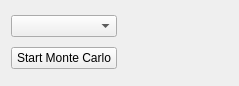
Old version of the form ui_monte_carlo_widget.ui in the repository TheJRapp/PeriphNeuronStim.
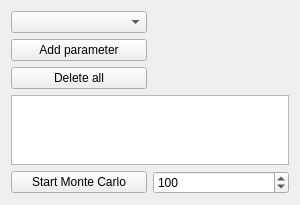
New version of the form.

Commit message: added nerve shape as default to e_field_widget, defautl is now e_field_with_nerve_shape monte carlo modified, so parameters are set via ui; not yet done; so far, parameters are organized in list

What changed in the file:
```diff
--- a/ui_monte_carlo_widget.ui
+++ b/ui_monte_carlo_widget.ui
@@ -6,29 +6,56 @@
    <rect>
     <x>0</x>
     <y>0</y>
-    <width>239</width>
-    <height>86</height>
+    <width>300</width>
+    <height>204</height>
    </rect>
   </property>
   <property name="windowTitle">
    <string>Form</string>
   </property>
   <layout class="QGridLayout" name="gridLayout">
-   <item row="0" column="1">
-    <widget class="QWidget" name="widget" native="true">
-     <layout class="QVBoxLayout" name="parameter_layout"/>
-    </widget>
-   </item>
-   <item row="0" column="0">
-    <widget class="QComboBox" name="parameter_combobox"/>
-   </item>
    <item row="1" column="0">
+    <widget class="QPushButton" name="parameter_push_button">
+     <property name="text">
+      <string>Add parameter</string>
+     </property>
+    </widget>
+   </item>
+   <item row="4" column="0">
     <widget class="QPushButton" name="start_mc_button">
      <property name="text">
       <string>Start Monte Carlo</string>
      </property>
     </widget>
    </item>
+   <item row="2" column="0">
+    <widget class="QPushButton" name="delete_all_pushbutton">
+     <property name="text">
+      <string>Delete all</string>
+     </property>
+    </widget>
+   </item>
+   <item row="0" column="0">
+    <widget class="QComboBox" name="parameter_combobox"/>
+   </item>
+   <item row="0" column="1">
+    <widget class="QWidget" name="widget" native="true">
+     <layout class="QVBoxLayout" name="parameter_layout"/>
+    </widget>
+   </item>
+   <item row="4" column="1">
+    <widget class="QSpinBox" name="spinBox">
+     <property name="maximum">
+      <number>10000</number>
+     </property>
+     <property name="value">
+      <number>100</number>
+     </property>
+    </widget>
+   </item>
+   <item row="3" column="0" colspan="2">
+    <widget class="QListView" name="parameter_list_view"/>
+   </item>
   </layout>
  </widget>
  <resources/>
```
The commit also changes 6 other files.
